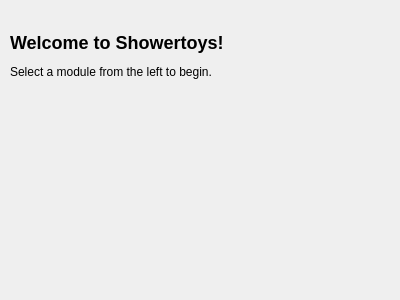
Old version of the form src/ui/welcomewidget.ui in the repository DoonMad/TowerToys.
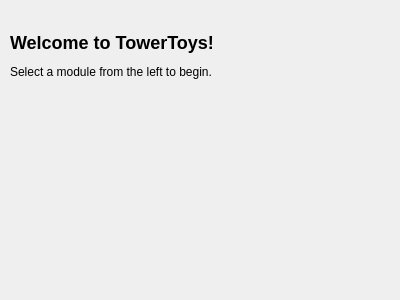
New version of the form.

Commit message: changed app name from to TowerToys

Diff of the .ui file:
```diff
--- a/src/ui/welcomewidget.ui
+++ b/src/ui/welcomewidget.ui
@@ -23,7 +23,7 @@
     </rect>
    </property>
    <property name="text">
-    <string>&lt;h2&gt;Welcome to Showertoys!&lt;/h2&gt;Select a module from the left to begin.</string>
+    <string>&lt;html&gt;&lt;head/&gt;&lt;body&gt;&lt;h2 style=&quot; margin-top:16px; margin-bottom:12px; margin-left:0px; margin-right:0px; -qt-block-indent:0; text-indent:0px;&quot;&gt;&lt;span style=&quot; font-size:x-large; font-weight:700;&quot;&gt;Welcome to TowerToys!&lt;/span&gt;&lt;/h2&gt;&lt;p&gt;Select a module from the left to begin.&lt;/p&gt;&lt;/body&gt;&lt;/html&gt;</string>
    </property>
   </widget>
  </widget>
```
The commit also changes 7 other files.
